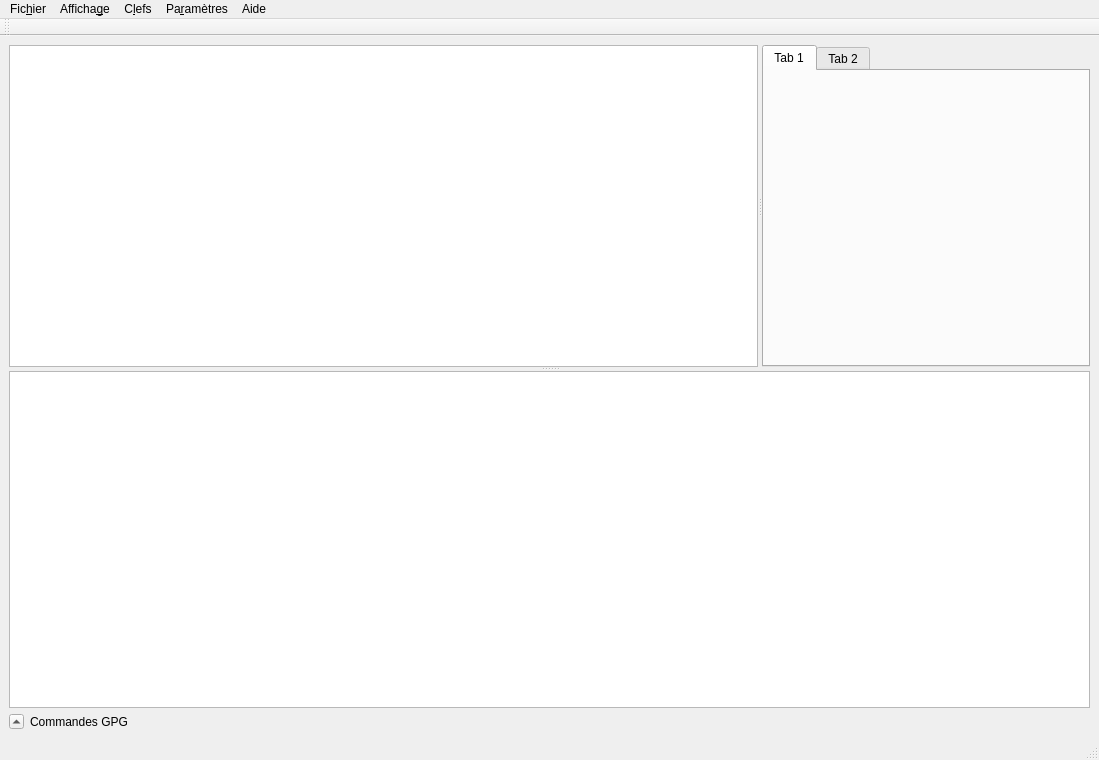
Diakakodo/GuiPG, file GuiPG/src/View/mainwindow.ui: the form before one commit.
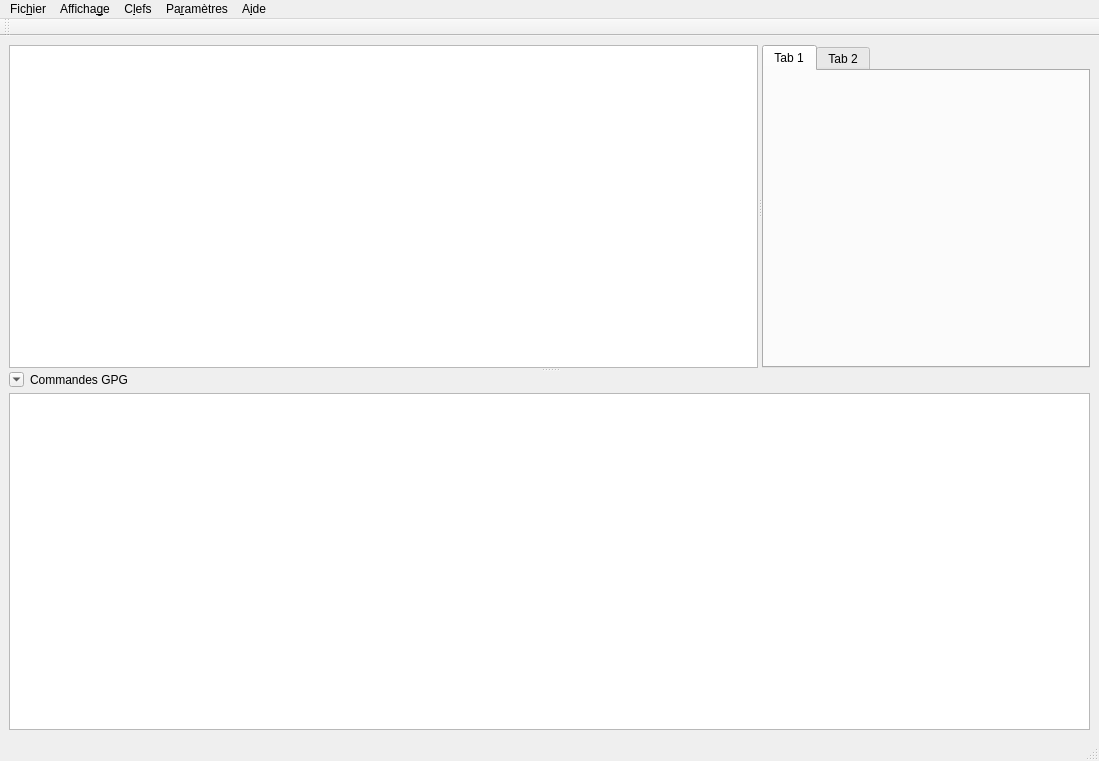
The form after the commit.

Commit message: ajout du code arbitraire pour lancer l'interface, ajout des slots pour la classe mainwindow afin de gérer le sens de la flèche du toolbutton

```diff
--- a/GuiPG/src/View/mainwindow.ui
+++ b/GuiPG/src/View/mainwindow.ui
@@ -7,7 +7,7 @@
     <x>0</x>
     <y>0</y>
     <width>1099</width>
-    <height>760</height>
+    <height>761</height>
    </rect>
   </property>
   <property name="windowTitle">
@@ -38,36 +38,8 @@
         </widget>
        </widget>
       </widget>
-      <widget class="QWidget" name="">
+      <widget class="QWidget" name="layoutWidget">
        <layout class="QVBoxLayout" name="verticalLayout">
-        <item>
-         <widget class="QTextBrowser" name="textBrowser">
-          <property name="sizePolicy">
-           <sizepolicy hsizetype="Expanding" vsizetype="Expanding">
-            <horstretch>0</horstretch>
-            <verstretch>0</verstretch>
-           </sizepolicy>
-          </property>
-          <property name="minimumSize">
-           <size>
-            <width>0</width>
-            <height>0</height>
-           </size>
-          </property>
-          <property name="sizeIncrement">
-           <size>
-            <width>0</width>
-            <height>0</height>
-           </size>
-          </property>
-          <property name="baseSize">
-           <size>
-            <width>0</width>
-            <height>0</height>
-           </size>
-          </property>
-         </widget>
-        </item>
         <item>
          <layout class="QHBoxLayout" name="horizontalLayout">
           <item>
@@ -93,8 +65,11 @@
             <property name="text">
              <string>...</string>
             </property>
+            <property name="checkable">
+             <bool>true</bool>
+            </property>
             <property name="arrowType">
-             <enum>Qt::UpArrow</enum>
+             <enum>Qt::DownArrow</enum>
             </property>
            </widget>
           </item>
@@ -120,6 +95,34 @@
           </item>
          </layout>
         </item>
+        <item>
+         <widget class="QTextBrowser" name="textBrowser">
+          <property name="sizePolicy">
+           <sizepolicy hsizetype="Expanding" vsizetype="Expanding">
+            <horstretch>0</horstretch>
+            <verstretch>0</verstretch>
+           </sizepolicy>
+          </property>
+          <property name="minimumSize">
+           <size>
+            <width>0</width>
+            <height>0</height>
+           </size>
+          </property>
+          <property name="sizeIncrement">
+           <size>
+            <width>0</width>
+            <height>0</height>
+           </size>
+          </property>
+          <property name="baseSize">
+           <size>
+            <width>0</width>
+            <height>0</height>
+           </size>
+          </property>
+         </widget>
+        </item>
        </layout>
       </widget>
      </widget>
@@ -164,7 +167,7 @@
    </widget>
    <widget class="QMenu" name="menuAide">
     <property name="title">
-     <string>Aide</string>
+     <string>A&amp;ide</string>
     </property>
     <addaction name="actionManuel_utilisateur_de_GuiPG"/>
     <addaction name="actionA_propos"/>
```
Left out of the diff: 18 changed lines with no effect on the pictures. The commit also changes 3 other files.
